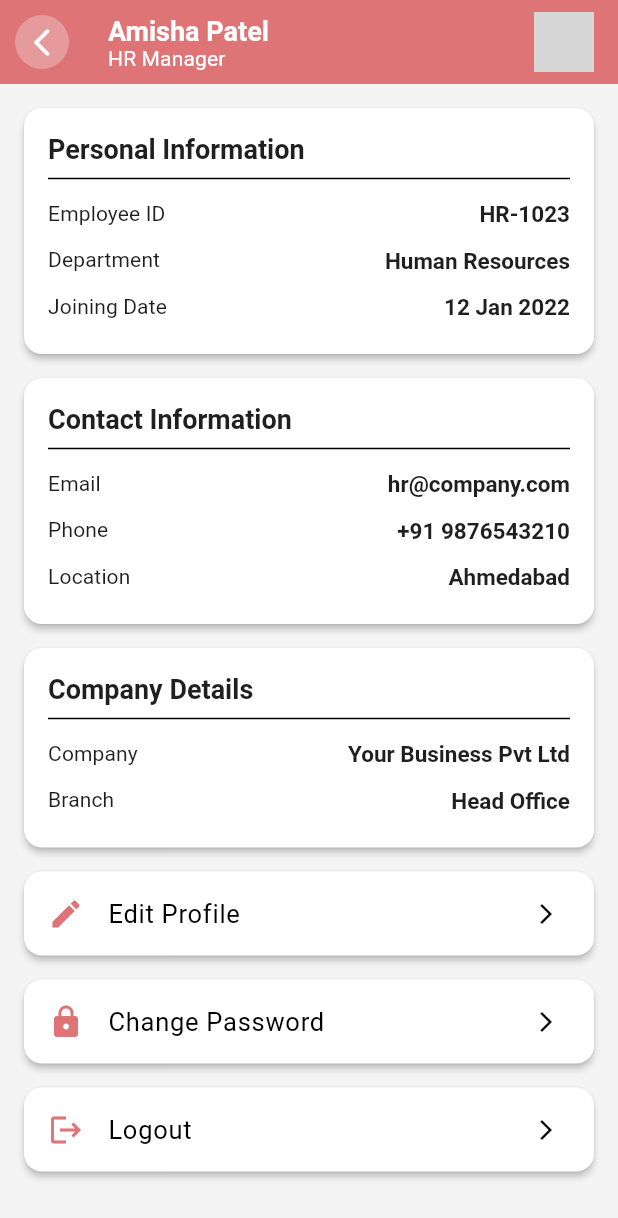
After one commit to youngbrainz-manish/HRMS-YB, a Flutter app: the HrProfileScreen screen opened by its route, on a phone screen of 412 x 824 dp. The commit adds this screen. Shown: the top 1218 px of the screen. Run offline on Flutter 3.47's test engine with Material 3 defaults, Android fonts, the phone set to English and light mode, and no system bars; our stand-ins replace flutter_svg, go_router, image_picker; accounts and stored records are empty; network calls fail; grey boxes are pictures that could not be loaded.

Commit message:
profile and edit profile UI done

```diff
--- a/lib/core/router/app_router.dart
+++ b/lib/core/router/app_router.dart
@@ -25,6 +25,9 @@ import 'package:hrms_yb/features/dashboard/hr/screens/leave/hr_leave_screen.dart
 import 'package:hrms_yb/features/dashboard/hr/screens/leave/reply/reply_leave_screen.dart';
 import 'package:hrms_yb/features/dashboard/hr/screens/payroll/advance/edit_advance_screen.dart';
 import 'package:hrms_yb/features/dashboard/hr/screens/payroll/hr_payroll_screen.dart';
+import 'package:hrms_yb/features/dashboard/hr/screens/profile/edit_profile_screen.dart';
+import 'package:hrms_yb/features/dashboard/hr/screens/profile/hr_profile_screen.dart';
+import 'package:hrms_yb/shared/notification/notification_screen.dart';
 import 'package:provider/provider.dart';
 
 final GlobalKey<NavigatorState> rootNavigatorKey = GlobalKey<NavigatorState>(debugLabel: 'root');
@@ -58,6 +61,9 @@ class AppRouter {
   static const attendanceCorrectionScreenRoute = '/attendanceCorrectionScreen';
   static const replyLeaveScreenRoute = '/replyLeaveScreen';
   static const editAdvanceScreenRoute = '/editAdvanceScreen';
+  static const notificationScreenRoute = '/notificationScreen';
+  static const hrProfileScreenRoute = '/hrProfileScreen';
+  static const editProfileScreenRoute = '/editProfileScreen';
 
   static GoRouter router = GoRouter(
     navigatorKey: rootNavigatorKey,
@@ -77,6 +83,9 @@ class AppRouter {
       GoRoute(path: attendanceAuditLogScreenRoute, builder: (context, state) => const AuditLogScreen()),
       GoRoute(path: replyLeaveScreenRoute, builder: (context, state) => const ReplyLeaveScreen()),
       GoRoute(path: editAdvanceScreenRoute, builder: (context, state) => const EditAdvanceScreen()),
+      GoRoute(path: notificationScreenRoute, builder: (context, state) => const NotificationScreen()),
+      GoRoute(path: hrProfileScreenRoute, builder: (context, state) => const HrProfileScreen()),
+      GoRoute(path: editProfileScreenRoute, builder: (context, state) => EditProfileScreen()),
 
       ((AppGlobals().userModel.role == UserRole.employee))
           ? ShellRoute(
--- a/lib/core/theme/app_colors.dart
+++ b/lib/core/theme/app_colors.dart
@@ -43,4 +43,6 @@ class AppColors {
   static const Color transparantColor = Colors.transparent;
 
   static Color hintColor = greyColor.withValues(alpha: 0.2);
+  static const Color indigocolor = Colors.indigo;
+  static const Color blueColor = Colors.blue;
 }
--- /dev/null
+++ b/lib/features/dashboard/hr/screens/profile/hr_profile_screen.dart
@@ -0,0 +1,159 @@
+import 'package:flutter/material.dart';
+import 'package:go_router/go_router.dart';
+import 'package:hrms_yb/core/router/app_router.dart';
+import 'package:hrms_yb/core/theme/app_colors.dart';
+import 'package:hrms_yb/shared/utils/app_size.dart';
+import 'package:hrms_yb/shared/utils/app_text_style.dart';
+import 'package:hrms_yb/shared/widgets/common_widget.dart';
+
+class HrProfileScreen extends StatelessWidget {
+  const HrProfileScreen({super.key});
+
+  @override
+  Widget build(BuildContext context) {
+    return Scaffold(
+      appBar: AppBar(
+        leading: CommonWidget().backButton(onTap: () => context.pop()),
+        title: Row(
+          children: [
+            Column(
+              crossAxisAlignment: CrossAxisAlignment.start,
+              children: [
+                Text(
+                  "Amisha Patel",
+                  style: AppTextStyle().titleTextStyle(context: context, color: AppColors.whiteColor),
+                ),
+                Text(
+                  "HR Manager",
+                  style: AppTextStyle().lableTextStyle(context: context, color: AppColors.whiteColor),
+                ),
+              ],
+            ),
+            Spacer(),
+            const SizedBox(width: 16),
+            const CircleAvatar(radius: 20, backgroundImage: NetworkImage("https://i.pravatar.cc/300")),
+          ],
+        ),
+        elevation: 0,
+      ),
+      body: Scaffold(body: SafeArea(child: _buildBody(context))),
+    );
+  }
+
+  Widget _buildBody(BuildContext context) {
+    return Column(
+      children: [
+        /// ===== PERSONAL INFO =====
+        Expanded(
+          child: Padding(
+            padding: const EdgeInsets.all(16),
+            child: SingleChildScrollView(
+              child: Column(
+                children: [
+                  _infoCard(
+                    context: context,
+                    title: "Personal Information",
+                    children: const [
+                      InfoTile(title: "Employee ID", value: "HR-1023"),
+                      InfoTile(title: "Department", value: "Human Resources"),
+                      InfoTile(title: "Joining Date", value: "12 Jan 2022"),
+                    ],
+                  ),
+                  SizedBox(height: AppSize().verticalWidgetSpacing),
+
+                  /// ===== CONTACT INFO =====
+                  _infoCard(
+                    context: context,
+                    title: "Contact Information",
+                    children: const [
+                      InfoTile(title: "Email", value: "hr@company.com"),
+                      InfoTile(title: "Phone", value: "+91 9876543210"),
+                      InfoTile(title: "Location", value: "Ahmedabad"),
+                    ],
+                  ),
+                  SizedBox(height: AppSize().verticalWidgetSpacing),
+
+                  /// ===== COMPANY INFO =====
+                  _infoCard(
+                    context: context,
+                    title: "Company Details",
+                    children: const [
+                      InfoTile(title: "Company", value: "Your Business Pvt Ltd"),
+                      InfoTile(title: "Branch", value: "Head Office"),
+                    ],
+                  ),
+                  SizedBox(height: AppSize().verticalWidgetSpacing),
+
+                  /// ===== ACTIONS =====
+                  _actionTile(
+                    Icons.edit,
+                    "Edit Profile",
+                    onTap: () {
+                      GoRouter.of(context).push(AppRouter.editProfileScreenRoute);
+                    },
+                  ),
+                  SizedBox(height: AppSize().verticalWidgetSpacing),
+                  _actionTile(Icons.lock, "Change Password"), SizedBox(height: AppSize().verticalWidgetSpacing),
+                  _actionTile(Icons.logout, "Logout"), SizedBox(height: AppSize().verticalWidgetSpacing),
+                ],
+              ),
+            ),
+          ),
+        ),
+      ],
+    );
+  }
+
+  /// ---------- INFO CARD ----------
+  static Widget _infoCard({required BuildContext context, required String title, required List<Widget> children}) {
+    return Card(
+      margin: EdgeInsets.all(0),
+      child: Container(
+        padding: const EdgeInsets.all(16),
+        child: Column(
+          crossAxisAlignment: CrossAxisAlignment.start,
+          children: [
+            Text(title, style: AppTextStyle().titleTextStyle(context: context)),
+            const Divider(),
+            ...children,
+          ],
+        ),
+      ),
+    );
+  }
+
+  /// ---------- ACTION TILE ----------
+  static Widget _actionTile(IconData icon, String title, {VoidCallback? onTap}) {
+    return Card(
+      margin: EdgeInsets.all(0),
+      child: ListTile(
+        leading: Icon(icon, color: AppColors.primaryColor),
+        title: Text(title),
+        trailing: const Icon(Icons.arrow_forward_ios, size: 16),
+        onTap: onTap,
+      ),
+    );
+  }
+}
+
+/// ---------- INFO TILE ----------
+class InfoTile extends StatelessWidget {
+  final String title;
+  final String value;
+
+  const InfoTile({super.key, required this.title, required this.value});
+
+  @override
+  Widget build(BuildContext context) {
+    return Padding(
+      padding: const EdgeInsets.symmetric(vertical: 6),
+      child: Row(
+        mainAxisAlignment: MainAxisAlignment.spaceBetween,
+        children: [
+          Text(title, style: AppTextStyle().lableTextStyle(context: context)),
+          Text(value, style: AppTextStyle().titleTextStyle(context: context, fontSize: 15)),
+        ],
+      ),
+    );
+  }
+}
--- a/lib/shared/widgets/common_text_field.dart
+++ b/lib/shared/widgets/common_text_field.dart
@@ -43,9 +43,10 @@ class CommonTextField extends StatelessWidget {
         GestureDetector(
           onTap: onTap,
           child: Container(
+            height: 47,
             color: Colors.transparent,
             child: TextFormField(
-              style: AppTextStyle().subTitleTextStyle(context: context),
+              style: AppTextStyle().subTitleTextStyle(context: context, fontSize: 16),
               enabled: isEnable,
               controller: controller,
               obscureText: obscureText,
```
Also changed, not shown: lib/features/dashboard/hr/dashboard/hr_dashboard_screen.dart (+27 -6 lines), lib/features/dashboard/hr/screens/profile/edit_profile_screen.dart (added, +106 -0 lines), lib/shared/notification/notification_provider.dart (added, +60 -0 lines), lib/shared/notification/notification_screen.dart (added, +122 -0 lines).
